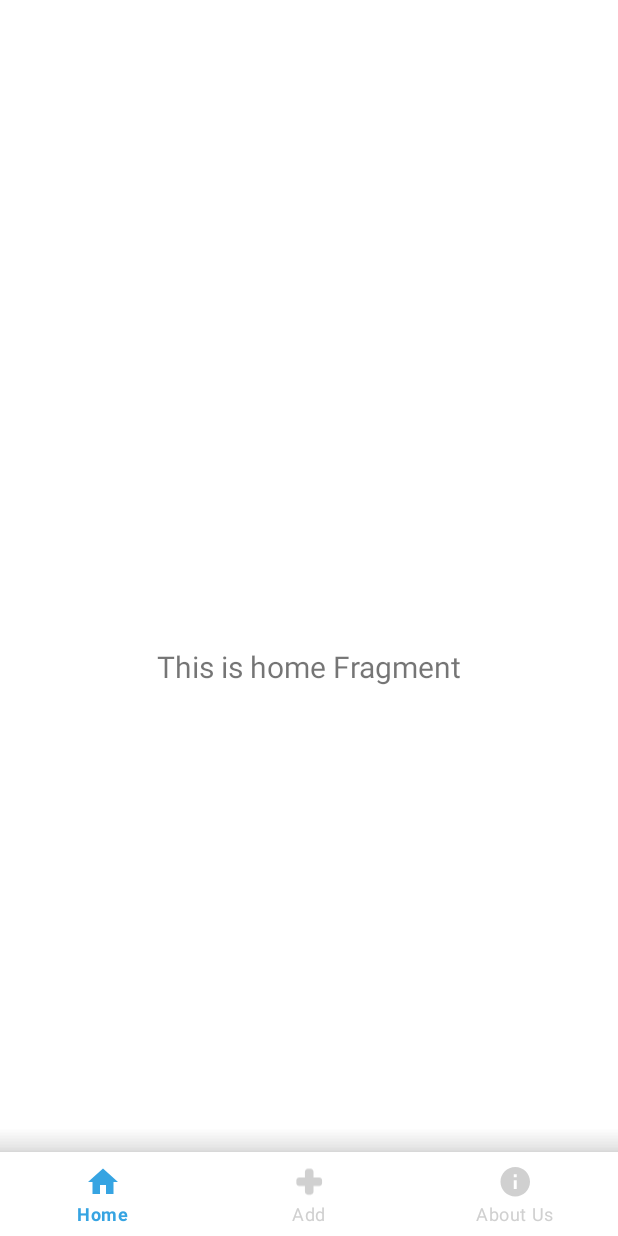
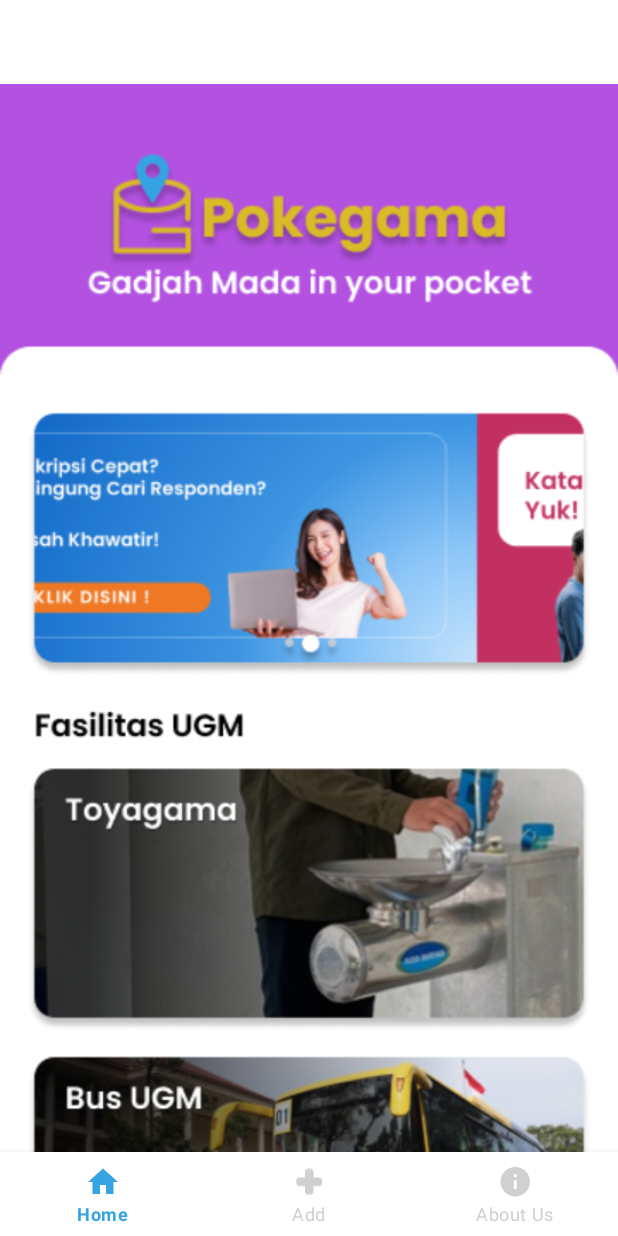
Before and after one commit to Lev1reG/Pokegama, an Android app: the screen it shows after launch (MainActivity), on a phone screen of 412 x 824 dp. Run offline under Robolectric (Android 15) with nearby library versions, the phone set to English and light mode, and no system bars; our stand-ins replace navigation-ui.

Commit message:
feat: home page placeholder

```diff
--- a/app/src/main/java/com/example/pokegama/ui/home/HomeFragment.kt
+++ b/app/src/main/java/com/example/pokegama/ui/home/HomeFragment.kt
@@ -28,10 +28,6 @@ class HomeFragment : Fragment() {
         _binding = FragmentHomeBinding.inflate(inflater, container, false)
         val root: View = binding.root
 
-        val textView: TextView = binding.textHome
-        homeViewModel.text.observe(viewLifecycleOwner) {
-            textView.text = it
-        }
         return root
     }
 
--- a/app/src/main/res/layout/fragment_home.xml
+++ b/app/src/main/res/layout/fragment_home.xml
@@ -6,17 +6,28 @@
     android:layout_height="match_parent"
     tools:context=".ui.home.HomeFragment">
 
-    <TextView
-        android:id="@+id/text_home"
-        android:layout_width="match_parent"
-        android:layout_height="wrap_content"
-        android:layout_marginStart="8dp"
-        android:layout_marginTop="8dp"
-        android:layout_marginEnd="8dp"
-        android:textAlignment="center"
-        android:textSize="20sp"
+    <ScrollView
+        android:id="@+id/scroll_view"
+        android:layout_width="0dp"
+        android:layout_height="0dp"
         app:layout_constraintBottom_toBottomOf="parent"
         app:layout_constraintEnd_toEndOf="parent"
         app:layout_constraintStart_toStartOf="parent"
-        app:layout_constraintTop_toTopOf="parent" />
+        app:layout_constraintTop_toTopOf="parent">
+
+        <LinearLayout
+            android:layout_width="match_parent"
+            android:layout_height="wrap_content"
+            android:orientation="vertical">
+
+            <!-- Add an ImageView inside the LinearLayout -->
+            <ImageView
+                android:layout_width="match_parent"
+                android:layout_height="wrap_content"
+                android:adjustViewBounds="true"
+                android:scaleType="fitCenter"
+                android:src="@drawable/home" />
+
+        </LinearLayout>
+    </ScrollView>
 </androidx.constraintlayout.widget.ConstraintLayout>
```
Also changed, not shown: app/src/main/res/drawable/home.png (added).
